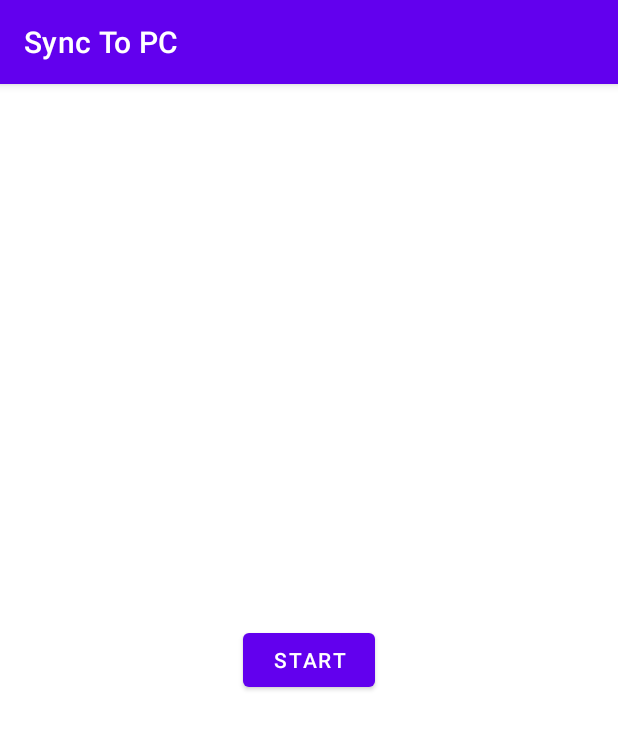
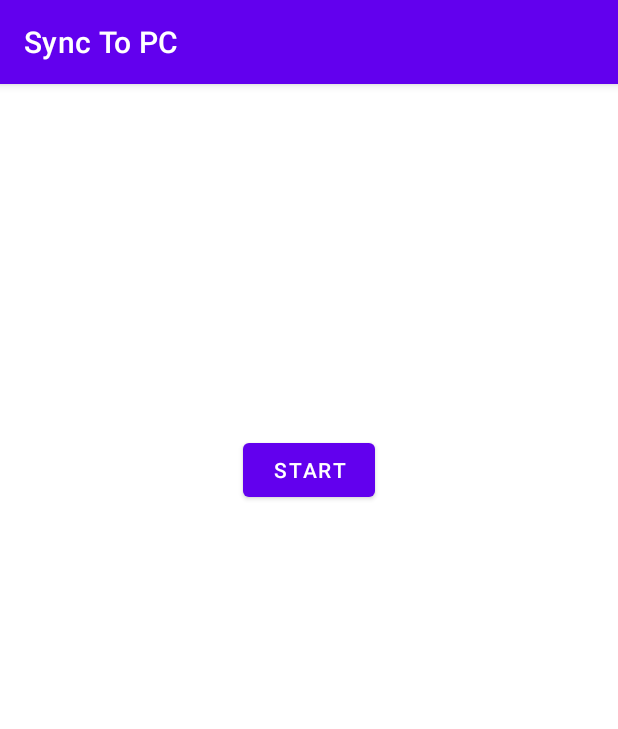
Before and after one commit to uriegel/SyncToPc, an Android app: the screen it shows after launch (MainActivity), on a phone screen of 412 x 824 dp. Shown: the top 729 px of the screen. Run offline under Robolectric (Android 15) with nearby library versions, the phone set to English and light mode, and no system bars; libraries missing offline, so code that uses them is left out: de.uriegel.activityextensions; 4 statements that could not run were skipped.

```diff
--- a/app/build.gradle
+++ b/app/build.gradle
@@ -1,6 +1,7 @@
 plugins {
     id 'com.android.application'
     id 'kotlin-android'
+    id 'kotlin-android-extensions'
 }
 
 android {
--- a/app/src/main/res/layout/activity_main.xml
+++ b/app/src/main/res/layout/activity_main.xml
@@ -12,8 +12,18 @@
         android:layout_height="wrap_content"
         android:onClick="onStart"
         android:text="@string/start"
+        app:layout_constraintBottom_toTopOf="@+id/status"
+        app:layout_constraintEnd_toEndOf="parent"
+        app:layout_constraintStart_toStartOf="parent"
+        app:layout_constraintTop_toTopOf="parent" />
+
+    <TextView
+        android:id="@+id/status"
+        android:layout_width="wrap_content"
+        android:layout_height="wrap_content"
         app:layout_constraintBottom_toBottomOf="parent"
         app:layout_constraintEnd_toEndOf="parent"
         app:layout_constraintStart_toStartOf="parent"
-        app:layout_constraintTop_toTopOf="parent" />
+        app:layout_constraintTop_toBottomOf="@+id/button" />
+
 </androidx.constraintlayout.widget.ConstraintLayout>
```
Also changed, not shown: app/src/main/java/de/uriegel/synctopc/Http.js.kt (+22 -2 lines), app/src/main/java/de/uriegel/synctopc/MainActivity.kt (+12 -3 lines).
